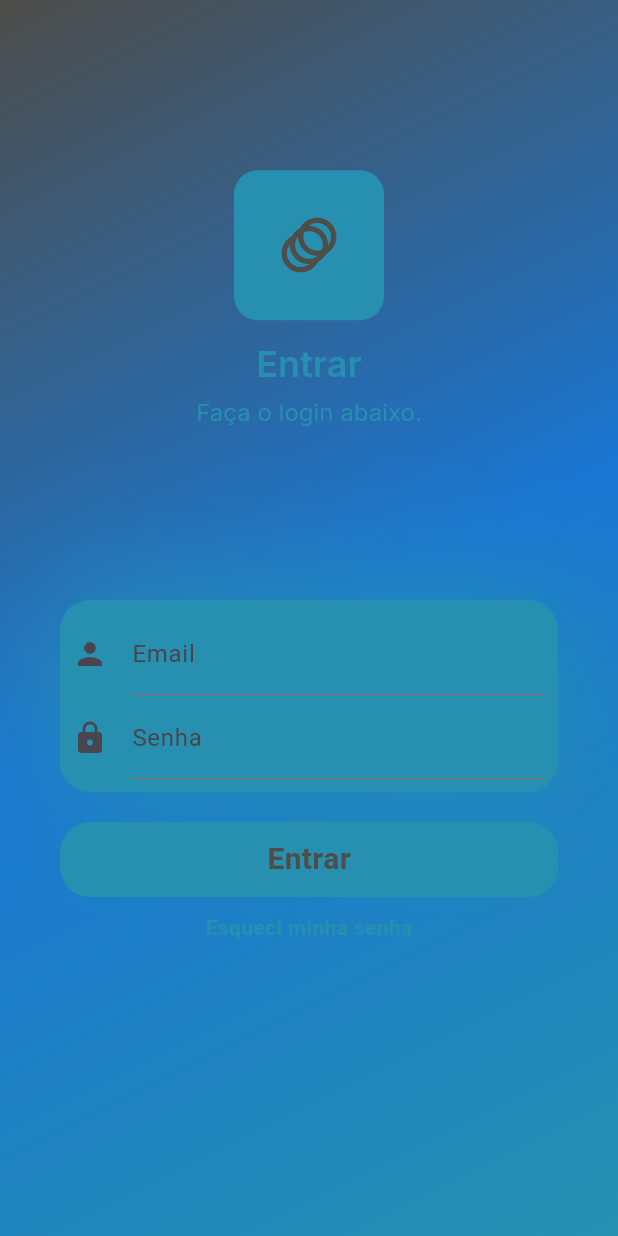
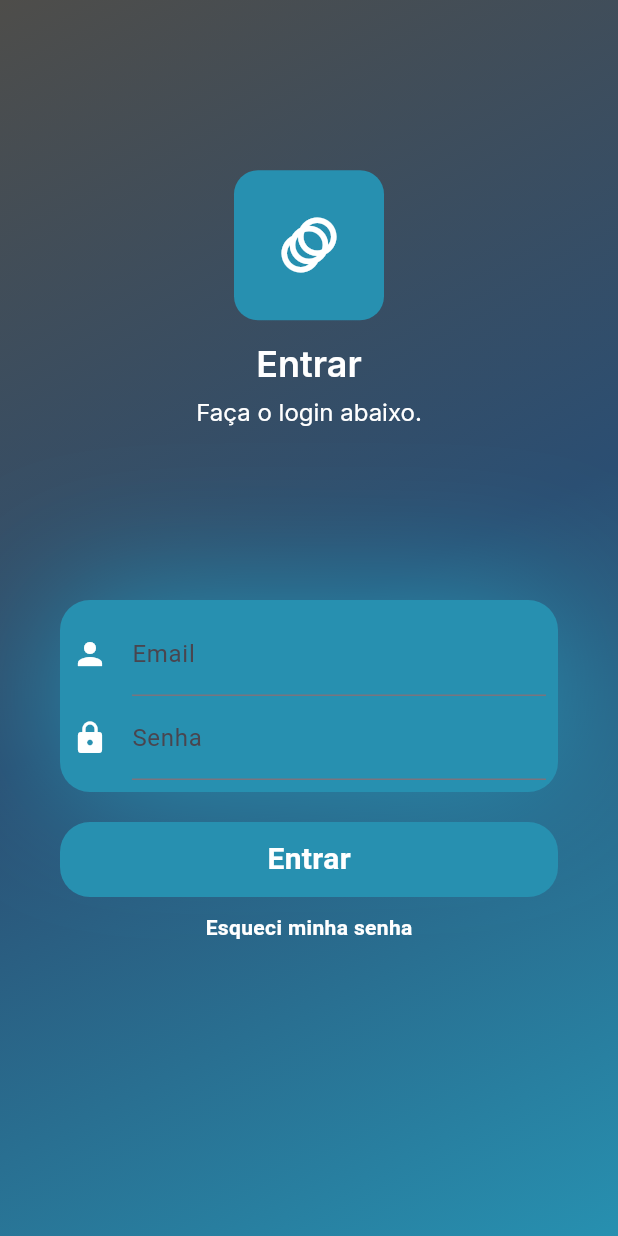
Before and after one commit to rodrignucleo/farm-manager, a Flutter app: the screen it shows after launch, on a phone screen of 412 x 824 dp. Run offline on Flutter 3.47's test engine with Material 3 defaults, Android fonts, the phone set to English and light mode, and no system bars; our stand-ins replace cloud_firestore, firebase_auth, firebase_core, flutter_keyboard_visibility, flutter_spinkit, font_awesome_flutter and 3 more; accounts and stored records are empty.

Commit message:
fix theme

```diff
--- a/lib/components/botao_animado.dart
+++ b/lib/components/botao_animado.dart
@@ -123,7 +123,12 @@ class _LoginButtonState extends State<LoginButton> {
       },
       child: Column(
         children: [
-          if (errorText != "") Text(errorText),
+          if (errorText != "")
+            Text(errorText,
+                style: TextStyle(
+                  color: TAppTheme.appTheme.disabledColor,
+                  fontWeight: FontWeight.bold,
+                )),
           Container(
             width: largura.value,
             height: altura.value,
@@ -141,13 +146,13 @@ class _LoginButtonState extends State<LoginButton> {
                 opacity: opacidade,
                 child: isLoading
                     ? SpinKitCircle(
-                        color: TAppTheme.appTheme.canvasColor,
+                        color: TAppTheme.appTheme.primaryColorLight,
                         size: 50.0,
                       )
                     : Text(
                         isLoading ? "Loading" : "Entrar",
                         style: TextStyle(
-                          color: TAppTheme.appTheme.canvasColor,
+                          color: TAppTheme.appTheme.primaryColorLight,
                           fontSize: 20,
                           fontWeight: FontWeight.bold,
                         ),
--- a/lib/pages/homepage/homepage.dart
+++ b/lib/pages/homepage/homepage.dart
@@ -48,7 +48,7 @@ class _HomePageState extends State<HomePage> {
         centerTitle: true,
         elevation: 2,
       ),
-      backgroundColor: TAppTheme.appTheme.primaryColorDark,
+      backgroundColor: TAppTheme.appTheme.scaffoldBackgroundColor,
       body: Center(
         child: Container(
           height: double.infinity,
@@ -57,7 +57,7 @@ class _HomePageState extends State<HomePage> {
               gradient: LinearGradient(
             colors: [
               TAppTheme.appTheme.canvasColor,
-              TAppTheme.appTheme.primaryColorDark,
+              TAppTheme.appTheme.scaffoldBackgroundColor,
               TAppTheme.appTheme.primaryColor,
             ],
             begin: AlignmentDirectional(-1, -1),
--- a/lib/pages/login/login.dart
+++ b/lib/pages/login/login.dart
@@ -74,7 +74,7 @@ class _LoginPageState extends State<LoginPage>
   Widget build(BuildContext context) {
     return Scaffold(
       resizeToAvoidBottomInset: true,
-      backgroundColor: TAppTheme.appTheme.primaryColorDark,
+      backgroundColor: TAppTheme.appTheme.scaffoldBackgroundColor,
       body: KeyboardVisibilityBuilder(builder: (context, isKeyboardVisible) {
         return Container(
           // width: double.infinity,
@@ -82,7 +82,7 @@ class _LoginPageState extends State<LoginPage>
               gradient: LinearGradient(
             colors: [
               TAppTheme.appTheme.canvasColor,
-              TAppTheme.appTheme.primaryColorDark,
+              TAppTheme.appTheme.scaffoldBackgroundColor,
               TAppTheme.appTheme.primaryColor,
             ],
             stops: [0, 0.5, 1],
@@ -118,7 +118,7 @@ class _LoginPageState extends State<LoginPage>
                               padding: const EdgeInsets.all(8),
                               child: Icon(
                                 Icons.animation,
-                                color: TAppTheme.appTheme.canvasColor,
+                                color: TAppTheme.appTheme.primaryColorLight,
                                 size: 44,
                               ),
                             ),
@@ -127,7 +127,7 @@ class _LoginPageState extends State<LoginPage>
                           Text(
                             'Entrar',
                             style: GoogleFonts.inter(
-                              color: TAppTheme.appTheme.primaryColor,
+                              color: TAppTheme.appTheme.primaryColorLight,
                               fontSize: 24,
                               fontWeight: FontWeight.w600,
                               letterSpacing: 0.0,
@@ -137,7 +137,7 @@ class _LoginPageState extends State<LoginPage>
                           Text(
                             'Faça o login abaixo.',
                             style: GoogleFonts.inter(
-                              color: TAppTheme.appTheme.primaryColor,
+                              color: TAppTheme.appTheme.primaryColorLight,
                               fontSize: 16,
                               fontWeight: FontWeight.w400,
                               letterSpacing: 0.0,
@@ -176,8 +176,10 @@ class _LoginPageState extends State<LoginPage>
                               children: [
                                 TextFormField(
                                   autofillHints: const [AutofillHints.email],
-                                  decoration: const InputDecoration(
-                                    icon: Icon(Icons.person),
+                                  decoration: InputDecoration(
+                                    icon: Icon(Icons.person,
+                                        color: TAppTheme
+                                            .appTheme.primaryColorLight),
                                     labelText: 'Email',
                                   ),
                                   keyboardType: TextInputType.emailAddress,
@@ -189,8 +191,10 @@ class _LoginPageState extends State<LoginPage>
                                 ),
                                 TextFormField(
                                   obscureText: true,
-                                  decoration: const InputDecoration(
-                                    icon: Icon(Icons.lock),
+                                  decoration: InputDecoration(
+                                    icon: Icon(Icons.lock,
+                                        color: TAppTheme
+                                            .appTheme.primaryColorLight),
                                     labelText: 'Senha',
                                   ),
                                   onChanged: (value) {
@@ -220,7 +224,7 @@ class _LoginPageState extends State<LoginPage>
                         child: Text(
                           "Esqueci minha senha",
                           style: TextStyle(
-                            color: TAppTheme.appTheme.primaryColor,
+                            color: TAppTheme.appTheme.primaryColorLight,
                             fontWeight: FontWeight.bold,
                           ),
                         ),
```
